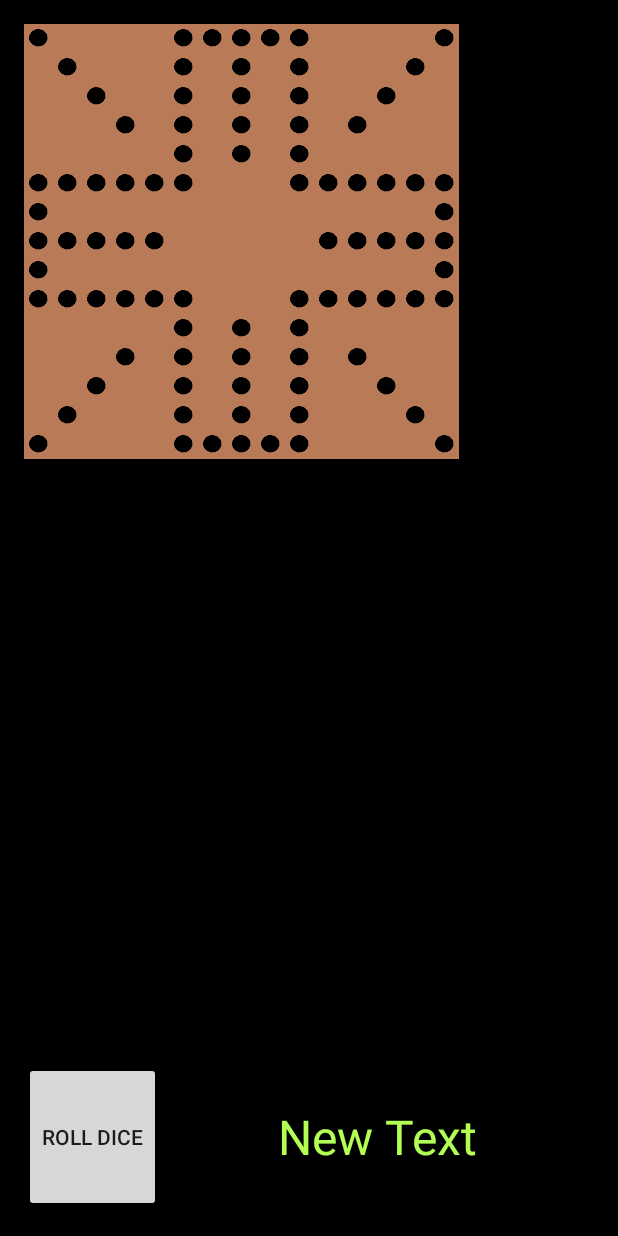
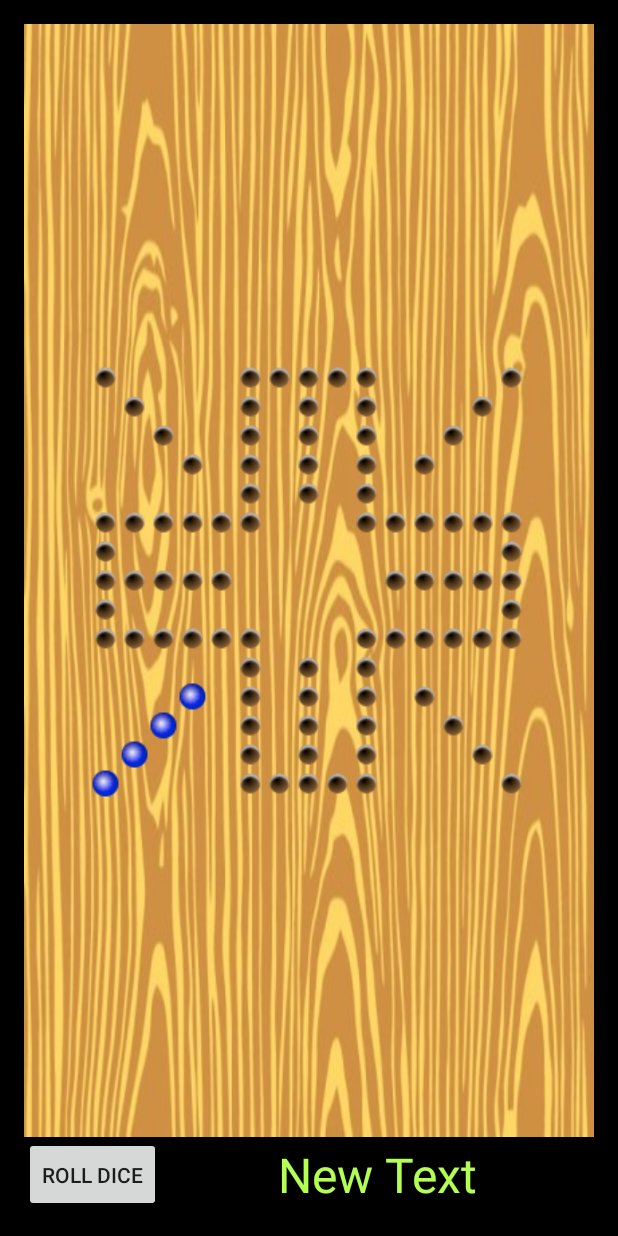
Before and after one commit to drewdemechko/WahooGame, an Android app: the GameActivity screen opened directly, with no data from a screen before it, on a phone screen of 412 x 824 dp. Run offline under Robolectric (Android 15) with nearby library versions, the phone set to English and light mode, and no system bars.

Commit message:
New marble images, centered gridview, old images with different sizes.  Diceroll working. added Current game method.

```diff
--- a/app/src/main/java/mobileapp/wahoogame/GameActivity.java
+++ b/app/src/main/java/mobileapp/wahoogame/GameActivity.java
@@ -1,42 +1,79 @@
 package mobileapp.wahoogame;
 
 import android.app.Activity;
-import android.support.v7.app.ActionBarActivity;
 import android.os.Bundle;
 import android.view.Menu;
 import android.view.MenuItem;
+import android.view.View;
 import android.widget.GridLayout;
 import android.widget.ImageView;
 import android.widget.TextView;
-
-import java.util.Random;
 
 
 public class GameActivity extends Activity {
 
     //The skeleton class, used to display graphics only
 
+
+    ImageView Tiles[] = new ImageView[225]; //Array of ImageVies displaying holes and marbles
+    private boolean pieceSelected = false;  //True if piece is selected
+    GameBoard currentBoard;                 //GameBoard object
+    private TextView diceThrow;             //TextView displaying number on dice
+    private boolean gameOver = false;       //True if game is over
+
+
+
+
+
+    //StartGame sets up new game
     public void startGame() {
 
         //Create new GameBoard object to store data
-        GameBoard currentBoard = new GameBoard();
+        currentBoard = new GameBoard();
+
+        //TextView diceThrow = (TextView)findViewById(R.id.diceThrow);
 
         //Draws blank 15x15 grid that will represent the board
         GridLayout Board = (GridLayout) findViewById(R.id.GridLayout);
-        ImageView Tiles[] = new ImageView[225];
+
 
         //Add new imageview objects to Board and set default resource to blank wood tiles
         for (int i = 0; i < Tiles.length; i++) {
             Tiles[i] = new ImageView(this); // keep reference of the new ImageViews in Tiles[]
             Board.addView(Tiles[i]);
-            Tiles[i].setImageResource(R.drawable.woodtile);
+            //Tiles[i].setImageResource(R.drawable.woodtile);
+            //currentBoard.holes[i].Location
         }
 
         //Draw hole images on board
-            for(int x: currentBoard.getallHoleLocations())
-            {
-                Tiles[x].setImageResource(R.drawable.hole);
-            }
+        for (int x : currentBoard.getallHoleLocations()) {
+            Tiles[x].setImageResource(R.drawable.emptyhole);
+
+
+        }
+
+        //Test of new images
+        Tiles[168].setImageResource(R.drawable.bluemarble);
+        Tiles[168].setOnClickListener(new ImageClickListener(168));
+        Tiles[182].setImageResource(R.drawable.bluemarble);
+        Tiles[182].setOnClickListener(new ImageClickListener(182));
+        Tiles[196].setImageResource(R.drawable.bluemarble);
+        Tiles[196].setOnClickListener(new ImageClickListener(196));
+        Tiles[210].setImageResource(R.drawable.bluemarble);
+        Tiles[210].setOnClickListener(new ImageClickListener(210));
+
+        //currentBoard.drawBoard();
+    }
+
+    //currentGame runs until game ends
+    private void currentGame(){
+
+        //Loops until a player wins
+        while(gameOver == false){
+
+
+
+        }
     }
 
 
@@ -44,8 +81,10 @@ public class GameActivity extends Activity {
     protected void onCreate(Bundle savedInstanceState) {
         super.onCreate(savedInstanceState);
         setContentView(R.layout.activity_game);
+        diceThrow = (TextView) findViewById(R.id.diceThrow);
         //Draw Game Board
         startGame();
+        //currentGame();
     }
 
     @Override
@@ -69,4 +108,38 @@ public class GameActivity extends Activity {
 
         return super.onOptionsItemSelected(item);
     }
+
+    public void rollDice(View v){
+        int roll;
+        roll = currentBoard.getCurrentRoll();
+        String stringRoll = Integer.toString(roll);
+
+        diceThrow.setText(stringRoll);
+    }
+
+
+
+    private class ImageClickListener implements View.OnClickListener {
+
+        int location;
+
+        public ImageClickListener(int location){this.location = location;}
+
+        public void onClick(View view){
+
+            if(pieceSelected == false){
+                Tiles[location].setImageResource(R.drawable.selectedbluemarble);
+                pieceSelected = true;
+            }
+            else
+            {
+                Tiles[location].setImageResource(R.drawable.bluemarble);
+                pieceSelected = false;
+            }
+
+
+        }
+
+    }
+
 }
--- a/app/src/main/java/mobileapp/wahoogame/GameBoard.java
+++ b/app/src/main/java/mobileapp/wahoogame/GameBoard.java
@@ -113,10 +113,12 @@ public class GameBoard {
         return startingLocations;
     }
 
-    public int diceRollValue()
+    public int getCurrentRoll()
     {
         //some condition statements, if turn
         currentRoll = diceRoll.nextInt(6)+1;
-        return currentRoll; //return 0 if unable to roll
+
+        return currentRoll;
+
     }
 }
--- a/app/src/main/res/layout/activity_game.xml
+++ b/app/src/main/res/layout/activity_game.xml
@@ -8,22 +8,42 @@
     tools:context="mobileapp.wahoogame.GameActivity"
     tools:targetApi="11">
 
-    <GridLayout
+    <LinearLayout
+        android:orientation="vertical"
         android:layout_width="fill_parent"
-        android:layout_height="500dp"
+        android:layout_height="wrap_content"
+        android:layout_above="@+id/relativeLayout"
         android:layout_alignParentTop="true"
         android:layout_alignParentLeft="true"
-        android:layout_alignParentStart="true"
-        android:id="@+id/GridLayout"
-        android:columnCount="15"
-        android:rowCount="15"
-        android:longClickable="false"
-        android:layout_above="@+id/relativeLayout">
-    </GridLayout>
+        android:layout_alignParentRight="true"
+        android:layout_centerInParent="true"
+        android:background="@drawable/wood_grain"
+        android:gravity="center">
+
+        <GridLayout
+            android:layout_width="wrap_content"
+            android:layout_height="wrap_content"
+            android:layout_alignParentTop="true"
+            android:layout_alignParentLeft="true"
+            android:layout_alignParentStart="false"
+            android:id="@+id/GridLayout"
+            android:columnCount="15"
+            android:rowCount="15"
+            android:longClickable="false"
+            android:layout_above="@+id/relativeLayout"
+            android:orientation="horizontal"
+            android:useDefaultMargins="false"
+            android:rowOrderPreserved="true"
+            android:layout_centerVertical="true"
+            android:layout_alignParentRight="true"
+            android:layout_alignParentEnd="true"
+            android:layout_alignParentBottom="false">
+        </GridLayout>
+    </LinearLayout>
 
     <RelativeLayout
         android:layout_width="fill_parent"
-        android:layout_height="100dp"
+        android:layout_height="50dp"
         android:layout_alignParentBottom="true"
         android:layout_alignParentLeft="true"
         android:layout_alignParentStart="true"
@@ -33,12 +53,13 @@
             android:layout_width="wrap_content"
             android:layout_height="wrap_content"
             android:text="Roll Dice"
-            android:id="@+id/button2"
+            android:id="@+id/rollDice"
             android:layout_alignParentLeft="true"
             android:layout_alignParentStart="true"
             android:layout_alignParentBottom="true"
             android:layout_alignParentTop="true"
-            android:nestedScrollingEnabled="true" />
+            android:nestedScrollingEnabled="true"
+            android:onClick="rollDice" />
 
         <TextView
             android:layout_width="wrap_content"
@@ -50,8 +71,8 @@
             android:layout_alignParentRight="true"
             android:layout_alignParentEnd="true"
             android:layout_alignParentBottom="true"
-            android:layout_toRightOf="@+id/button2"
-            android:layout_toEndOf="@+id/button2"
+            android:layout_toRightOf="@+id/rollDice"
+            android:layout_toEndOf="@+id/rollDice"
             android:autoText="false"
             android:textColor="#ffb4ff54"
             android:gravity="center_vertical|center_horizontal"
```
Also changed, not shown: app/src/main/res/drawable/bluemarble.png (added), app/src/main/res/drawable/emptyhole.png (added), app/src/main/res/drawable/selectedbluemarble.png (added), app/src/main/res/drawable/selectedhole.png (added), app/src/main/res/drawable/wood_grain.jpg (added).
